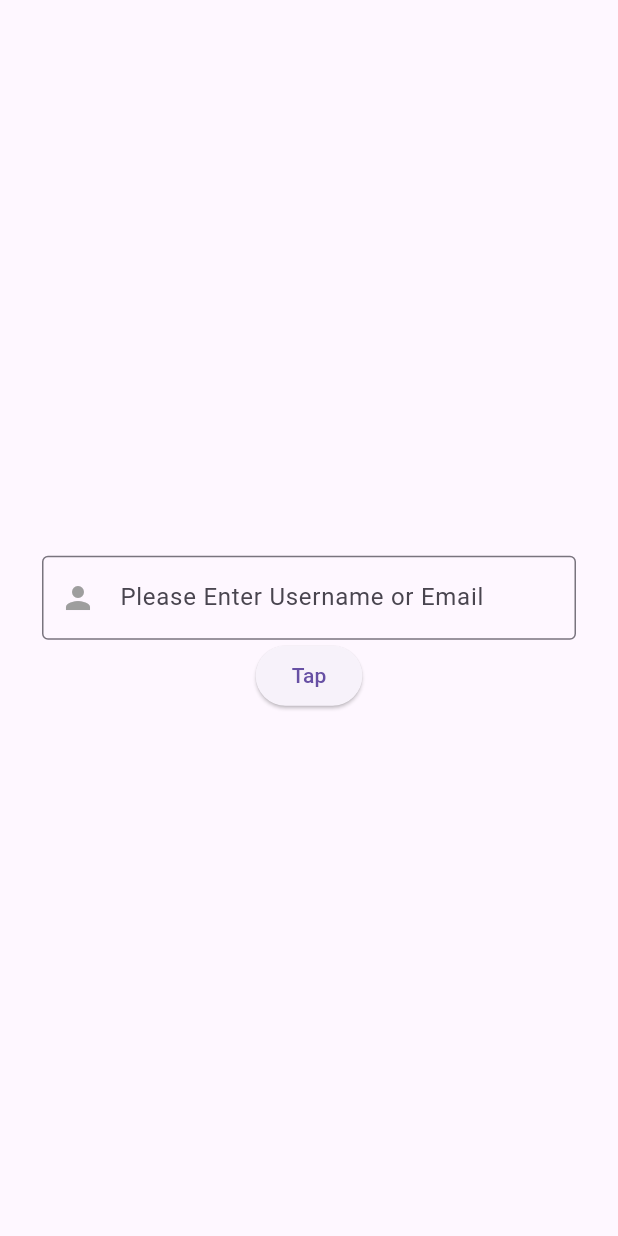
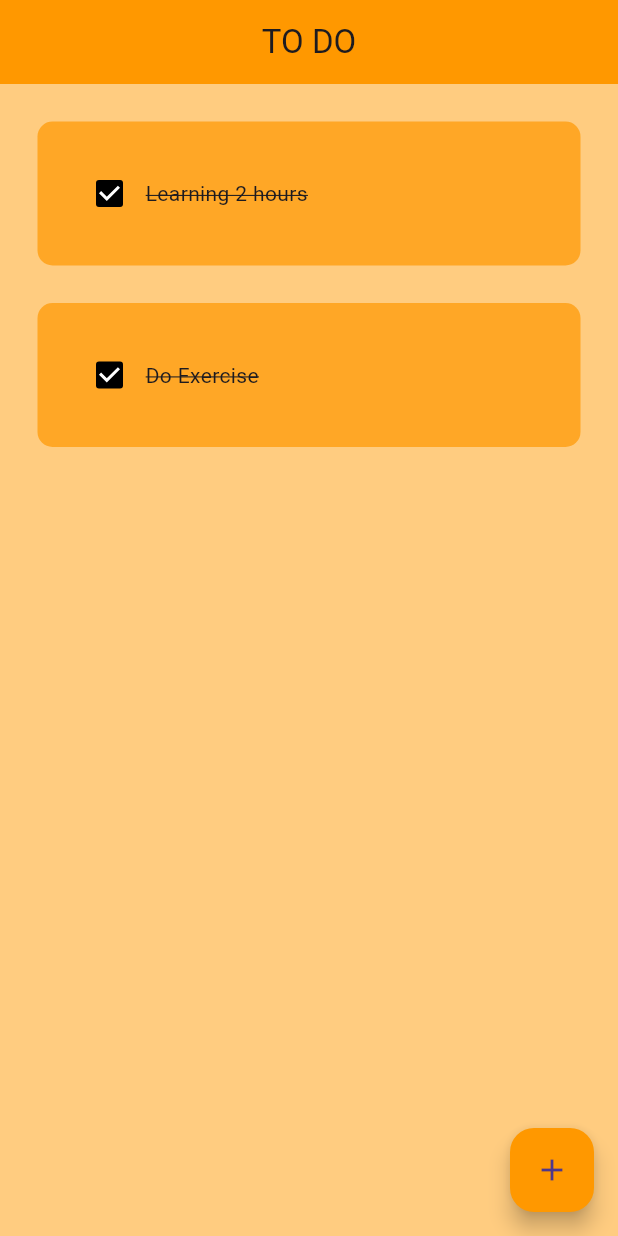
Before and after one commit to SushilDawadi/Todo-App, a Flutter app: the screen it shows after launch, on a phone screen of 412 x 824 dp. Run offline on Flutter 3.47's test engine with Material 3 defaults, Android fonts, the phone set to English and light mode, and no system bars.

Commit message:
learning flutter

```diff
--- a/lib/main.dart
+++ b/lib/main.dart
@@ -1,5 +1,5 @@
 import 'package:flutter/material.dart';
-import 'package:todo_app/pages/todo_app.dart';
+import 'package:todo_app/pages/home_page.dart';
 
 void main() {
   runApp(MyApp());
@@ -13,7 +13,7 @@ class MyApp extends StatelessWidget {
     // ignore: prefer_const_constructors
     return MaterialApp(
       debugShowCheckedModeBanner: false,
-      home: TodoApp(),
+      home: HomePage(),
     );
   }
 }
--- /dev/null
+++ b/lib/pages/home_page.dart
@@ -0,0 +1,69 @@
+// ignore_for_file: prefer_const_constructors
+
+import 'package:flutter/material.dart';
+import 'package:todo_app/util/dialog_box.dart';
+import 'package:todo_app/util/todo_tile.dart';
+
+class HomePage extends StatefulWidget {
+  const HomePage({super.key});
+
+  @override
+  State<HomePage> createState() => _HomePageState();
+}
+
+class _HomePageState extends State<HomePage> {
+//list of todo tasks
+  List toDoList = [
+    ["Learning 2 hours", true],
+    ["Do Exercise", true],
+  ];
+
+  //method
+  //checkBox changed
+  void checkBoxChanged(bool? value, int index) {
+    setState(() {
+      toDoList[index][1] = !toDoList[index][1];
+    });
+  }
+
+  //create new task
+  void createNewTask() {
+    showDialog(
+      context: context,
+      builder: (context) {
+        return DialogBox();
+      },
+    );
+  }
+
+  @override
+  Widget build(BuildContext context) {
+    return Scaffold(
+      backgroundColor: Colors.orange[200],
+      appBar: AppBar(
+        title: Text(
+          "TO DO",
+          style: TextStyle(),
+        ),
+        centerTitle: true,
+        backgroundColor: Colors.orange[500],
+        elevation: 0,
+      ),
+      floatingActionButton: FloatingActionButton(
+        onPressed: createNewTask,
+        backgroundColor: Colors.orange,
+        child: Icon(Icons.add),
+      ),
+      body: ListView.builder(
+        itemCount: toDoList.length,
+        itemBuilder: (context, index) {
+          return ToDoTile(
+            taskName: toDoList[index][0],
+            taskCompleted: toDoList[index][1],
+            onChanged: (value) => checkBoxChanged(value, index),
+          );
+        },
+      ),
+    );
+  }
+}
--- a/lib/pages/todo_app.dart
+++ /dev/null
@@ -1,55 +0,0 @@
-// ignore_for_file: prefer_const_constructors
-
-import 'package:flutter/material.dart';
-
-class TodoApp extends StatefulWidget {
-  const TodoApp({
-    super.key,
-  });
-
-  @override
-  State<TodoApp> createState() => _TodoAppState();
-}
-
-class _TodoAppState extends State<TodoApp> {
-  //to know what user typed we have TextEditingController
-  TextEditingController myController = TextEditingController();
-
-  String greetingMessage = "";
-  //method to great user
-  void greetUser() {
-    String userName = myController.text;
-    setState(() {
-      greetingMessage = "Hello, " + userName;
-    });
-  }
-
-  @override
-  Widget build(BuildContext context) {
-    // to get what user typed ---> we have TextEditingController
-    return Scaffold(
-      body: Center(
-        child: Padding(
-          padding: const EdgeInsets.all(28.0),
-          child: Column(
-            mainAxisAlignment: MainAxisAlignment.center,
-            children: [
-              Text(greetingMessage),
-              //text field for username
-              TextField(
-                decoration: InputDecoration(
-                    border: OutlineInputBorder(),
-                    hintText: "Please Enter Username or Email",
-                    prefixIcon: Icon(Icons.person),
-                    prefixIconColor: Colors.grey),
-                controller: myController,
-              ),
-              //ElevatedButton
-              ElevatedButton(onPressed: greetUser, child: Text("Tap"))
-            ],
-          ),
-        ),
-      ),
-    );
-  }
-}
--- /dev/null
+++ b/lib/util/dialog_box.dart
@@ -0,0 +1,19 @@
+// ignore_for_file: prefer_const_literals_to_create_immutables, prefer_const_constructors
+
+import 'package:flutter/material.dart';
+
+class DialogBox extends StatelessWidget {
+  const DialogBox({super.key});
+
+  @override
+  Widget build(BuildContext context) {
+    return AlertDialog(
+      backgroundColor: Colors.orange[300],
+      content: Container(
+          height: 200,
+          child: Column(
+            children: [],
+          )),
+    );
+  }
+}
--- /dev/null
+++ b/lib/util/todo_tile.dart
@@ -0,0 +1,48 @@
+// ignore_for_file: prefer_const_constructors, prefer_const_literals_to_create_immutables, sort_child_properties_last, must_be_immutable
+
+import 'package:flutter/material.dart';
+
+class ToDoTile extends StatelessWidget {
+  final String taskName;
+  final bool taskCompleted;
+  Function(bool?)? onChanged;
+
+  ToDoTile(
+      {super.key,
+      required this.taskName,
+      required this.taskCompleted,
+      required this.onChanged});
+
+  @override
+  Widget build(BuildContext context) {
+    return Padding(
+      padding: const EdgeInsets.only(left: 25.0, right: 25.0, top: 25.0),
+      child: Container(
+        padding: EdgeInsets.all(24),
+        child: Row(
+          children: [
+            //CheckBox
+            Checkbox(
+              activeColor: Colors.black,
+              value: taskCompleted,
+              onChanged: onChanged,
+            ),
+
+            //Task Name
+            Text(
+              taskName,
+              style: TextStyle(
+                  decoration: taskCompleted
+                      ? TextDecoration.lineThrough
+                      : TextDecoration.none),
+            ),
+          ],
+        ),
+        decoration: BoxDecoration(
+          color: Colors.orange[400],
+          borderRadius: BorderRadius.circular(10),
+        ),
+      ),
+    );
+  }
+}
```
